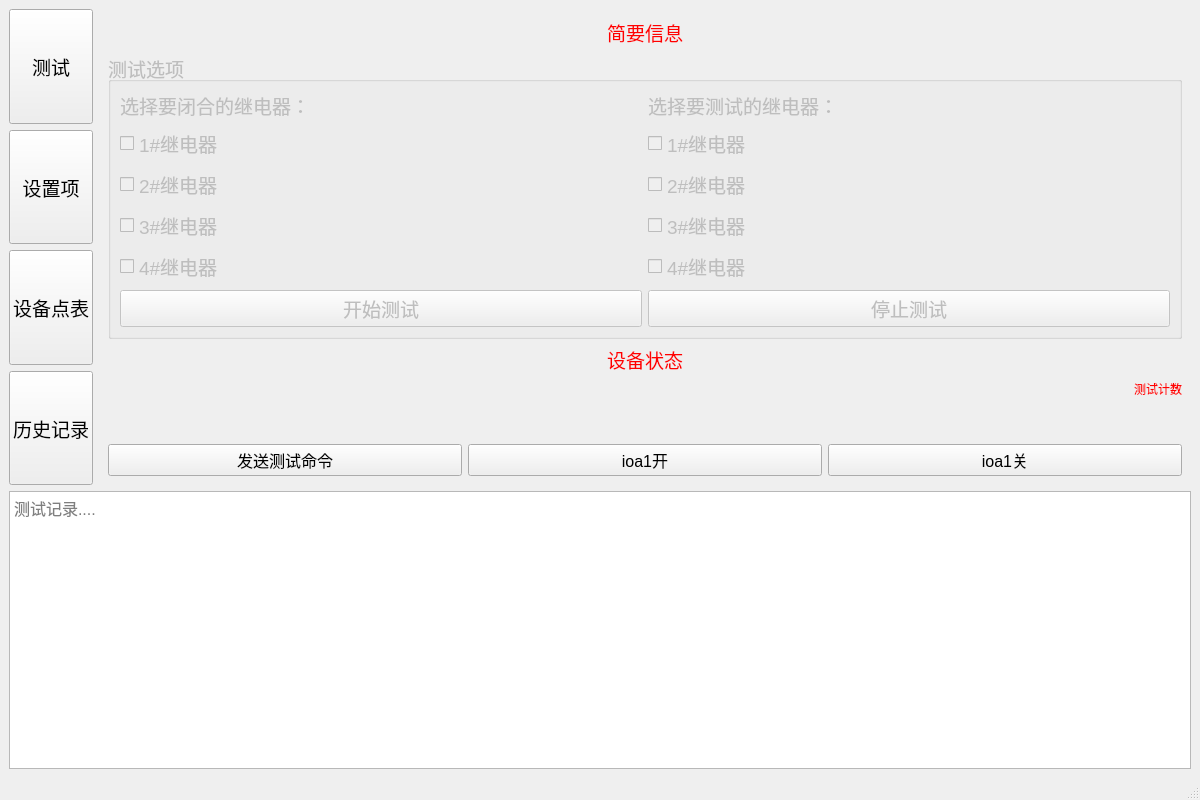
Above: mainwindow.ui from LXKJ-LRY/104TestProgram before the change. Below: the same form after it.
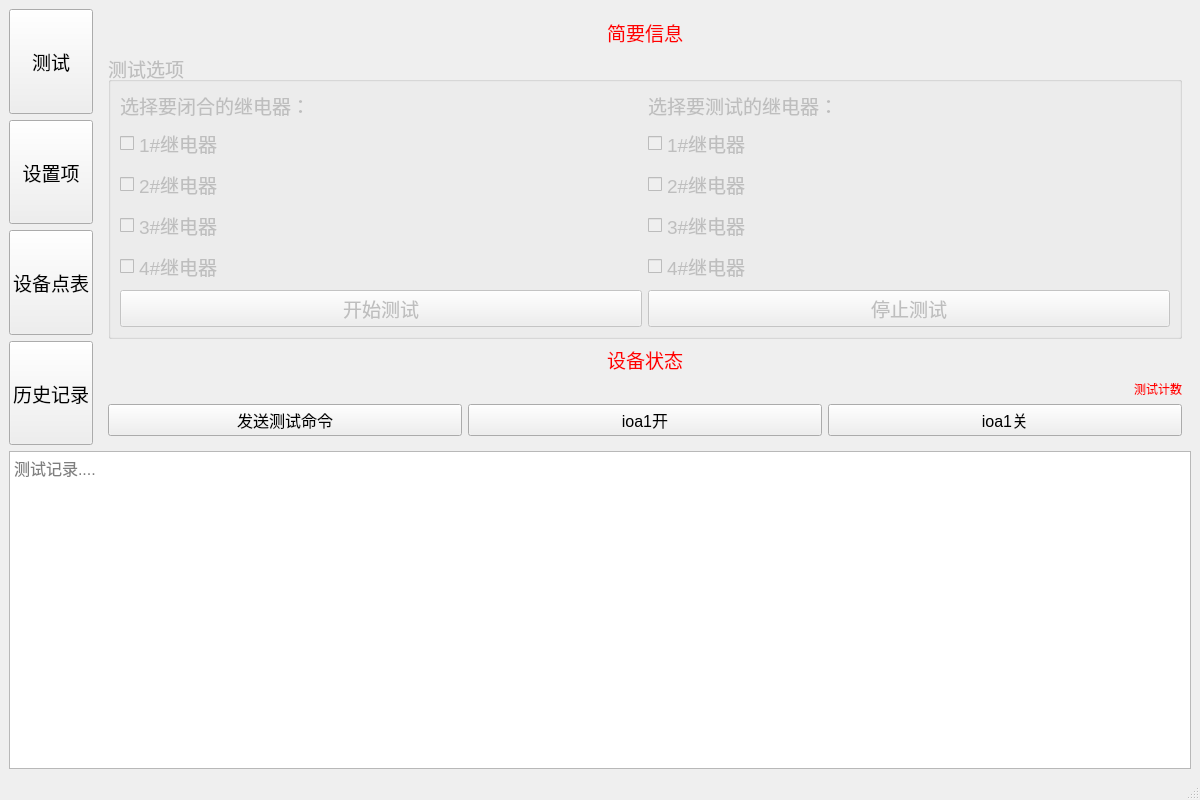
That is the form after the change.

The edit to the form file:
```diff
--- a/mainwindow.ui
+++ b/mainwindow.ui
@@ -275,22 +275,6 @@
           </property>
          </widget>
         </item>
-        <item>
-         <spacer name="verticalSpacer">
-          <property name="orientation">
-           <enum>Qt::Vertical</enum>
-          </property>
-          <property name="sizeType">
-           <enum>QSizePolicy::Fixed</enum>
-          </property>
-          <property name="sizeHint" stdset="0">
-           <size>
-            <width>20</width>
-            <height>40</height>
-           </size>
-          </property>
-         </spacer>
-        </item>
         <item>
          <layout class="QHBoxLayout" name="testButtonHLayout">
           <item>
```
Left out of the diff: 2 changed lines with no effect on the pictures.
